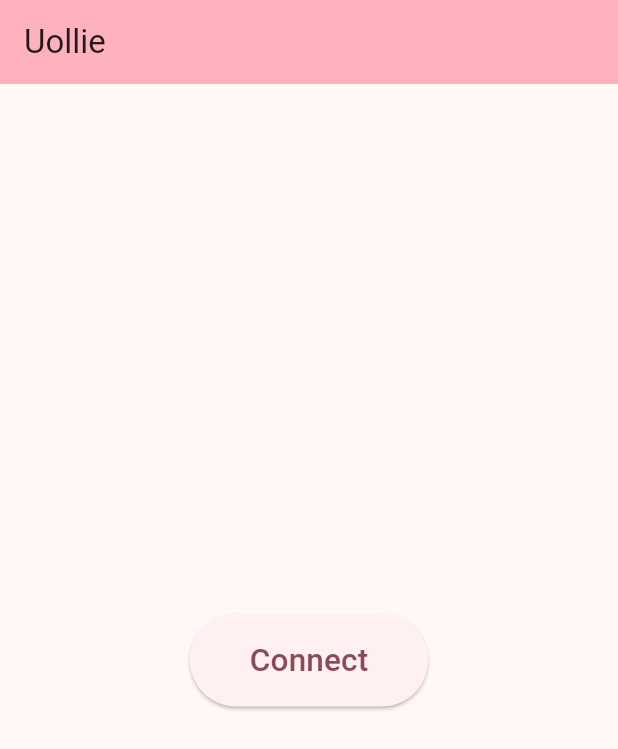
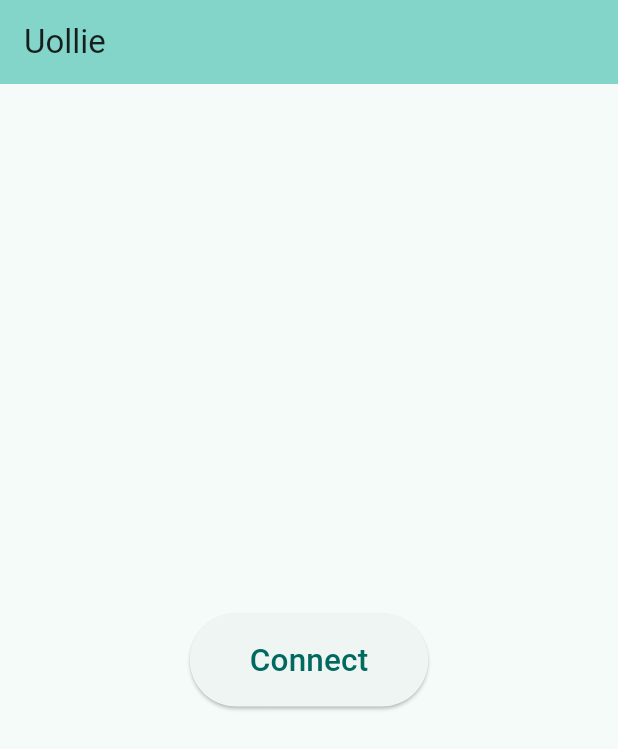
Before and after one commit to roberto-ricci/uollie-remote-controller, a Flutter app: the screen it shows after launch, on a phone screen of 412 x 824 dp. Shown: the top 749 px of the screen. Run offline on Flutter 3.47's test engine with Material 3 defaults, Android fonts, the phone set to English and light mode, and no system bars; missing offline and left inert: flutter_joystick, flutter_web_bluetooth.

Commit message:
change primary color to teal

```diff
--- a/lib/main.dart
+++ b/lib/main.dart
@@ -16,7 +16,7 @@ class MyApp extends StatelessWidget {
     return MaterialApp(
       title: 'Uollie - Remote Controller',
       theme: ThemeData(
-        colorScheme: ColorScheme.fromSeed(seedColor: Colors.pink),
+        colorScheme: ColorScheme.fromSeed(seedColor: Colors.teal),
         useMaterial3: true,
       ),
       home: const MyHomePage(),
```
Also changed, not shown: 1 other file.
